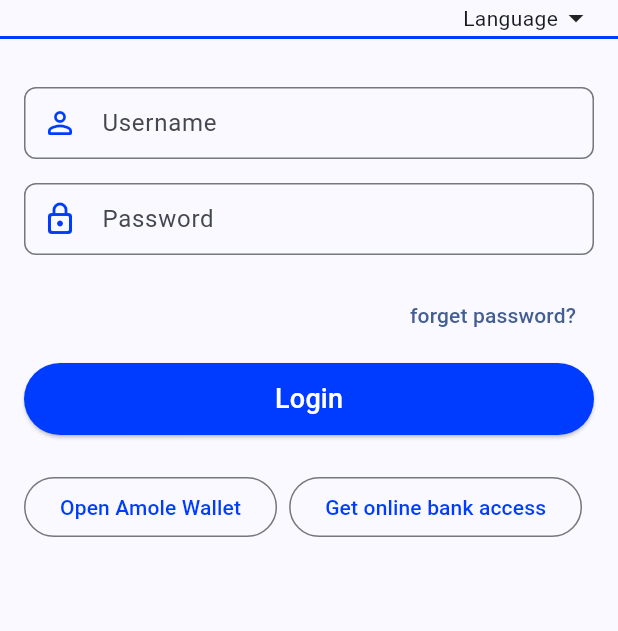
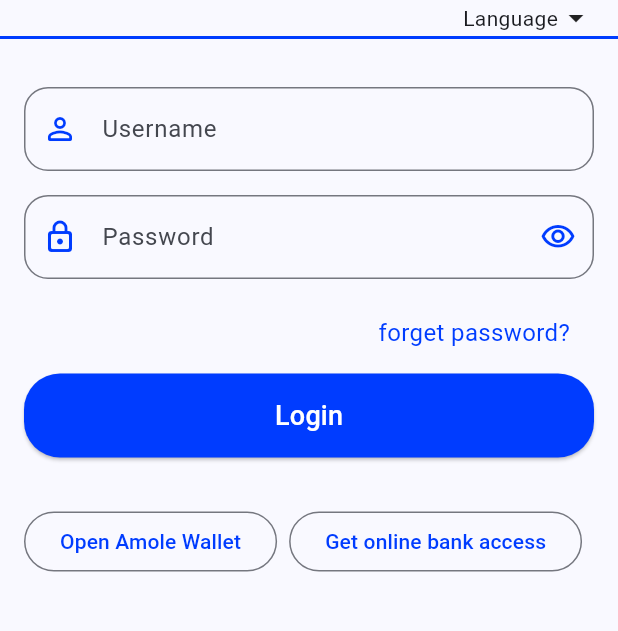
Before and after one commit to fikireab-m/amole-lite-clone, a Flutter app: the screen it shows after launch, on a phone screen of 412 x 824 dp, the part 156-787 px from its top. Run offline on Flutter 3.47's test engine with Material 3 defaults, Android fonts, the phone set to English and light mode, and no system bars.

Commit message:
fixed some styles + password toggle

```diff
--- a/lib/pages/login/login.dart
+++ b/lib/pages/login/login.dart
@@ -70,23 +70,28 @@ class _LoginPageState extends State<LoginPage> {
               SizedBox(
                 width: constraint,
                 child: Padding(
-                  padding: const EdgeInsets.symmetric(
-                    horizontal: 16.0,
-                    vertical: 8.0,
-                  ),
+                  padding: const EdgeInsets.symmetric(horizontal: 16.0),
                   child: Column(
                     children: [
-                      Row(
-                        mainAxisSize: MainAxisSize.max,
-                        mainAxisAlignment: MainAxisAlignment.end,
-                        children: [
-                          TextButton(
-                            onPressed: () {},
-                            child: const Text('forget password?'),
-                          ),
-                        ],
+                      Padding(
+                        padding: const EdgeInsets.all(16.0),
+                        child: Row(
+                          mainAxisSize: MainAxisSize.max,
+                          mainAxisAlignment: MainAxisAlignment.end,
+                          children: [
+                            GestureDetector(
+                              onTap: () {},
+                              child: const Text(
+                                'forget password?',
+                                style: TextStyle(
+                                  fontSize: 16.0,
+                                  color: Color(0xFF003CFF),
+                                ),
+                              ),
+                            ),
+                          ],
+                        ),
                       ),
-                      const SizedBox(height: 8.0),
                       ButCommon(
                         callback: () {},
                         command: 'Login',
@@ -96,6 +101,7 @@ class _LoginPageState extends State<LoginPage> {
                   ),
                 ),
               ),
+              const SizedBox(height: 16.0),
               SizedBox(width: constraint, child: const LoginBtnBar()),
             ],
           );
--- a/lib/pages/login/widgets/common_btn.dart
+++ b/lib/pages/login/widgets/common_btn.dart
@@ -15,7 +15,7 @@ class ButCommon extends StatelessWidget {
   Widget build(BuildContext context) {
     return SizedBox(
       width: double.infinity,
-      height: 48.0,
+      height: 56.0,
       child: ElevatedButton(
         onPressed: callback,
         style: ElevatedButton.styleFrom(
--- a/lib/widgets/input_field.dart
+++ b/lib/widgets/input_field.dart
@@ -22,6 +22,7 @@ class _InputFieldState extends State<InputField> {
   late String lableText;
   late String hint;
   late TextInputType keyboardType;
+  bool isPassVisible = false;
   @override
   void initState() {
     keyboardType = widget.kType;
@@ -34,13 +35,13 @@ class _InputFieldState extends State<InputField> {
   @override
   Widget build(BuildContext context) {
     return SizedBox(
-      height: 48.0,
+      height: 56.0,
       child: TextFormField(
-        obscureText: isPassword,
+        obscureText: isPassword && !isPassVisible,
         keyboardType: keyboardType,
         decoration: InputDecoration(
           border: OutlineInputBorder(
-            borderRadius: BorderRadius.circular(8.0),
+            borderRadius: BorderRadius.circular(16.0),
           ),
           labelText: lableText,
           hintText: hint,
@@ -53,6 +54,24 @@ class _InputFieldState extends State<InputField> {
                   Icons.person_outline_rounded,
                   color: Color(0xFF003CFF),
                 ),
+          suffixIcon: isPassword
+              ? GestureDetector(
+                  onTap: () {
+                    setState(() {
+                      isPassVisible = !isPassVisible;
+                    });
+                  },
+                  child: isPassVisible
+                      ? const Icon(
+                          Icons.visibility_off_outlined,
+                          color: Color(0xFF003CFF),
+                        )
+                      : const Icon(
+                          Icons.visibility_outlined,
+                          color: Color(0xFF003CFF),
+                        ),
+                )
+              : null,
         ),
       ),
     );
```
